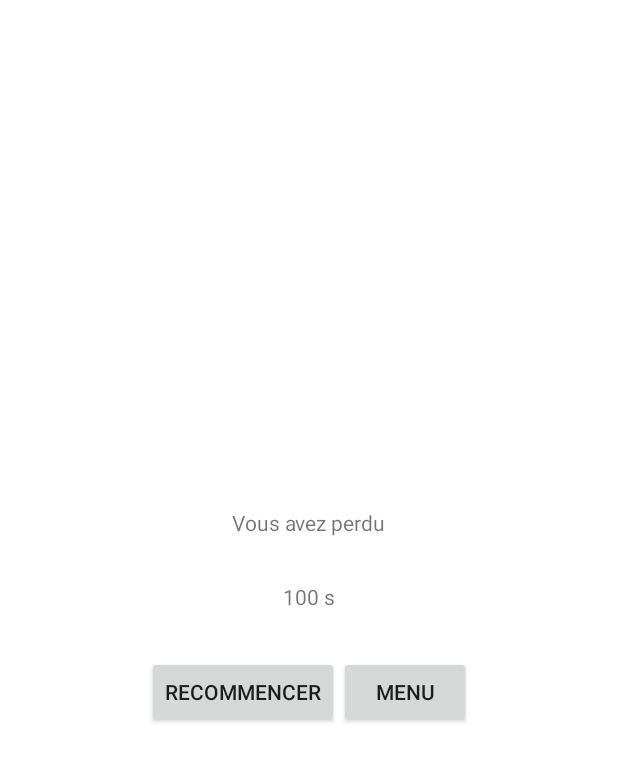
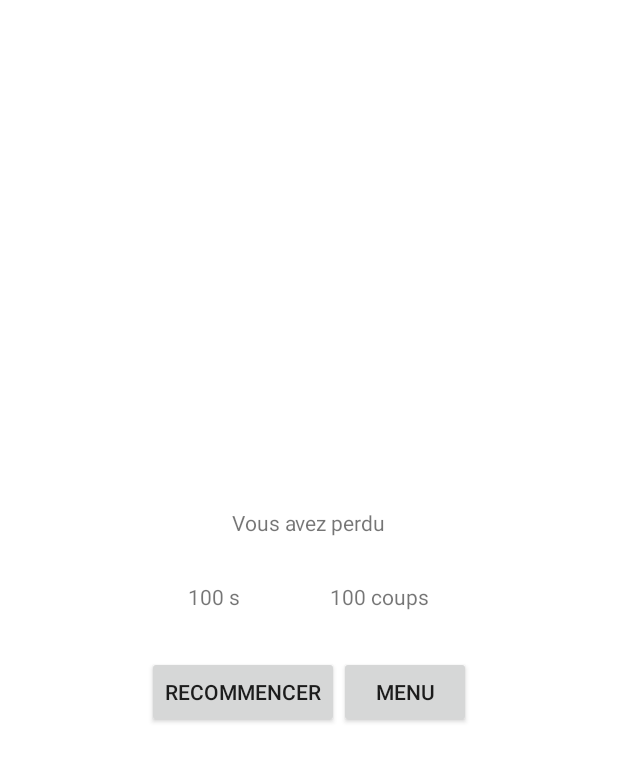
Before and after one commit to SamirToularhmine/TaquinGLES, an Android app: the layout popup.xml on its own in the app's theme, with its tools: preview values and no code run, on a phone screen of 412 x 824 dp. Shown: the top 762 px of the screen. Run offline under Robolectric (Android 15) with nearby library versions, the phone set to English and light mode, and no system bars.

Commit message:
Ajout du nombre de coups

```diff
--- a/app/src/main/java/fr/univ/taquingles/MyGLRenderer.java
+++ b/app/src/main/java/fr/univ/taquingles/MyGLRenderer.java
@@ -218,9 +218,10 @@ public class MyGLRenderer implements GLSurfaceView.Renderer {
                                this.taquin.bougerVideHaut();
                                break;
                        }
+                       OpenGLES20Activity activity = (OpenGLES20Activity) context;
+                       activity.augmenterCoup();
                        this.initialiserDrawQueue();
                        if (this.taquin.isFinished()){
-                           OpenGLES20Activity activity = (OpenGLES20Activity) context;
                            activity.afficherPopup(R.string.gagne, true);
                        }
 
--- a/app/src/main/java/fr/univ/taquingles/taquin/Taquin.java
+++ b/app/src/main/java/fr/univ/taquingles/taquin/Taquin.java
@@ -115,7 +115,7 @@ public class Taquin {
      */
     public void initShuffle(){
         int n;
-        for (int i = 0; i < 1000; i++) {
+        for (int i = 0; i < 2; i++) {
             n = (int) (Math.random() * 4);
             switch (n){
                 case 0:
--- a/app/src/main/res/layout/popup.xml
+++ b/app/src/main/res/layout/popup.xml
@@ -15,6 +15,10 @@
         android:text="Vous avez perdu"
         />
 
+    <LinearLayout
+        android:layout_width="wrap_content"
+        android:layout_height="wrap_content"
+        android:orientation="horizontal">
     <TextView
         android:id="@+id/temps"
         android:layout_width="wrap_content"
@@ -22,6 +26,16 @@
         android:layout_margin="30dp"
         android:text="100 s"
         />
+
+    <TextView
+        android:id="@+id/coups"
+        android:layout_width="wrap_content"
+        android:layout_height="wrap_content"
+        android:layout_margin="30dp"
+        android:text="100 coups"
+        />
+
+    </LinearLayout>
 
     <LinearLayout
         android:layout_width="wrap_content"
@@ -38,7 +52,7 @@
             android:layout_width="wrap_content"
             android:layout_height="wrap_content"
             android:text="@string/menu"
-            android:onClick="Quitter"
+            android:onClick="quitter"
             />
     </LinearLayout>
 </LinearLayout>
```
Also changed, not shown: app/src/main/java/fr/univ/taquingles/OpenGLES20Activity.java (+15 -8 lines), app/src/main/res/layout/activity_jeu.xml (+26 -2 lines).
